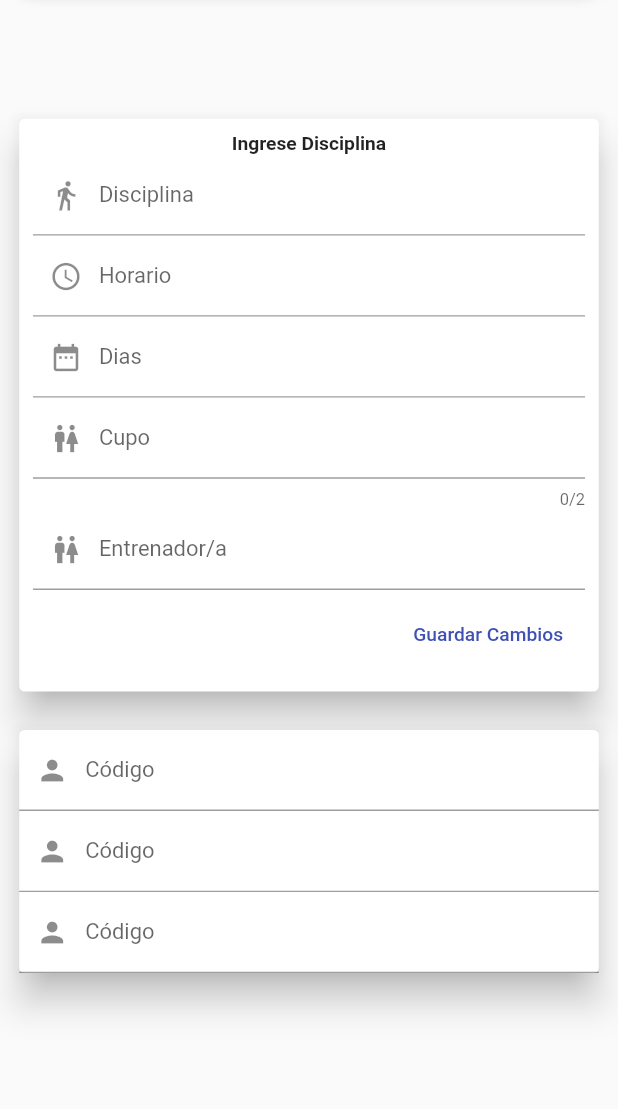
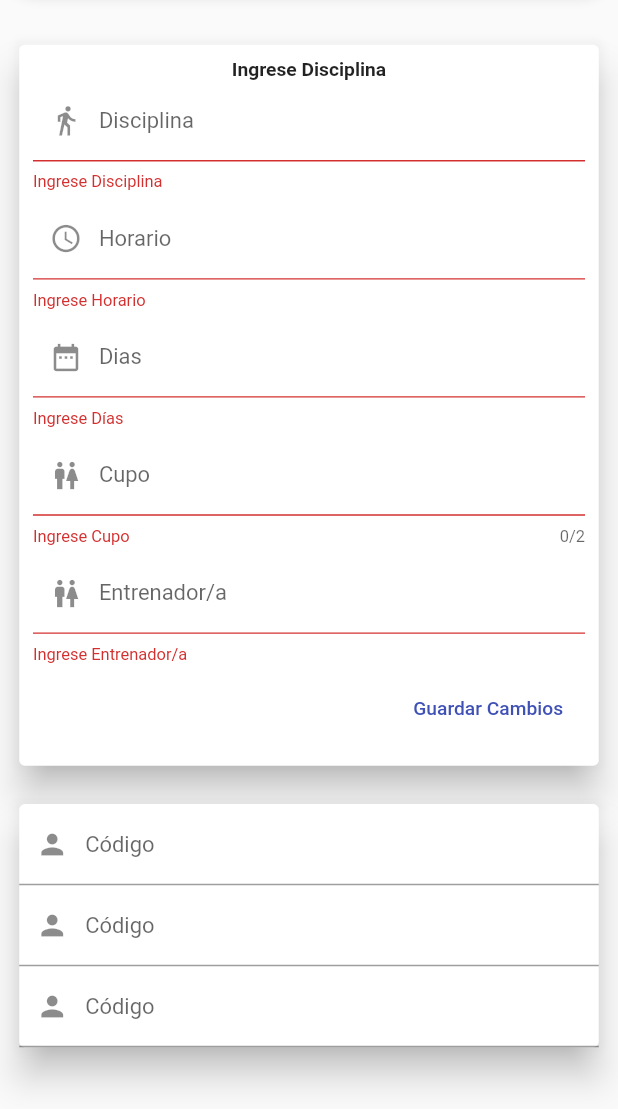
Before and after one commit to Roycho1885/tuTurnoApp, a Flutter app: the TurnosAdmin screen opened directly with empty values, after a tap on "Guardar Cambios", on a phone screen of 412 x 824 dp, the part 127-1236 px from its top. Run offline on Flutter 3.47's test engine with Material 2 defaults, Android fonts, the phone set to English and light mode, and no system bars; our stand-ins replace cloud_firestore, firebase_auth, firebase_core, firebase_storage, flutter_slidable, flutter_svg and 3 more; missing offline and left inert: splash_screen_view; accounts and stored records are empty.

Commit message:
Comenzando boton guardar cambios en turnosAdmin

```diff
--- a/lib/Modelo/Turno.dart
+++ b/lib/Modelo/Turno.dart
@@ -1,19 +1,21 @@
 class Turno {
-  String _id;
+  String _disciplina;
   String _horacomienzo;
-  String _disciplina;
   String _cupo;
   String _cupoalmacenado;
   String _dias;
-  int _foto;
+  String _entrenador;
 
-  Turno(this._id, this._horacomienzo, this._disciplina, this._cupo,
-      this._cupoalmacenado, this._dias, this._foto);
+  Turno(this._disciplina, this._horacomienzo, this._cupo, this._cupoalmacenado,
+      this._dias, this._entrenador);
 
-
-  set id(String id) {
-    this._id = id;
-  }
+  Map<String, dynamic> toJson() => {
+        'disciplina': _disciplina,
+        'horacomienzo': _horacomienzo,
+        'cupo': _cupo,
+        'cupoalmacenado': _cupoalmacenado,
+        'dias': _dias,
+      };
 
   set horacomienzo(String horacomienzo) {
     this._horacomienzo = horacomienzo;
@@ -35,17 +37,16 @@ class Turno {
     this._dias = dias;
   }
 
-  set foto(int foto) {
-    this._foto = foto;
+  set entrenador(String entrenador) {
+    this._entrenador = entrenador;
   }
 
-  String get id => this._id;
   String get horacomienzo => this._horacomienzo;
   String get disciplina => this._disciplina;
   String get cupo => this._cupo;
   String get cupoalmacenado => this._cupoalmacenado;
   String get dias => this._dias;
-  int get foto => this._foto;
+  String get entrenador => this._entrenador;
 
   String toString() =>
       "Hora " +
--- a/lib/Paginas/turnosAdmin.dart
+++ b/lib/Paginas/turnosAdmin.dart
@@ -1,7 +1,9 @@
 import 'dart:math';
+import 'package:cloud_firestore/cloud_firestore.dart';
 import 'package:flutter/material.dart';
 import 'package:flutter/services.dart';
 import 'package:tuturnoapp/Modelo/Gimnasios.dart';
+import 'package:tuturnoapp/Modelo/Turno.dart';
 import 'package:tuturnoapp/Modelo/datosDiasCheck.dart';
 import 'package:tuturnoapp/Modelo/notifier.dart';
 import 'package:tuturnoapp/Widgets/appBar.dart';
@@ -19,11 +21,14 @@ class TurnosAdmin extends StatefulWidget {
 }
 
 class _TurnosAdminState extends State<TurnosAdmin> {
+  final GlobalKey<FormState> _formkey = GlobalKey<FormState>();
   TextEditingController _controlDias = TextEditingController();
   TextEditingController _controlHora = TextEditingController();
+  TextEditingController _controlDisciplina = TextEditingController();
+  TextEditingController _controlEntre = TextEditingController();
+  TextEditingController _controlCupo = TextEditingController();
   //TIME PICKER PARA TOMAR LA HORA DEL TURNO
   TimeOfDay horaselec = TimeOfDay.now();
-  String _hora = '';
   List<String> datosOrdenados = [];
 
   Future<TimeOfDay?> _horaseleccion(BuildContext context) async {
@@ -48,6 +53,10 @@ class _TurnosAdminState extends State<TurnosAdmin> {
   void dispose() {
     // Clean up the controller when the widget is disposed.
     _controlDias.dispose();
+    _controlHora.dispose();
+    _controlCupo.dispose();
+    _controlDisciplina.dispose();
+    _controlEntre.dispose();
     super.dispose();
   }
 
@@ -66,38 +75,6 @@ class _TurnosAdminState extends State<TurnosAdmin> {
     );
   }
 
-  /* Widget crearWidgetCheckBox(CheckboxState check) {
-    return CheckboxListTile(
-      controlAffinity: ListTileControlAffinity.leading,
-      activeColor: Colors.amber,
-      value: check.value,
-      title: Text(check.titulo, style: TextStyle(fontWeight: FontWeight.bold)),
-      onChanged: (value) {
-        setState(() {
-          check.value = value!;
-        });
-      },
-    );
-  }
-
-  Future<void> mostrarDialogo(BuildContext context) async {
-    return await showDialog(
-        context: context,
-        builder: (context) {
-          return StatefulBuilder(builder: (context, setState) {
-            return AlertDialog(
-              content: SingleChildScrollView(
-                child: ListBody(
-                  children: [
-                    ...diasSemana.map(crearWidgetCheckBox).toList(),
-                  ],
-                ),
-              ),
-            );
-          });
-        });
-  } */
-
   Widget crearWidgetPrincipal() {
     return SingleChildScrollView(
       child: Column(
@@ -111,18 +88,33 @@ class _TurnosAdminState extends State<TurnosAdmin> {
                   Padding(
                     padding: const EdgeInsets.all(10),
                     child: Form(
+                      key: _formkey,
                       child: Column(
                         mainAxisAlignment: MainAxisAlignment.center,
                         children: [
                           Text('Ingrese Disciplina',
                               style: TextStyle(fontWeight: FontWeight.bold)),
                           TextFormField(
+                            validator: (value) {
+                              if (value!.isEmpty) {
+                                return 'Ingrese Disciplina';
+                              }
+                              return null;
+                            },
+                            controller: _controlDisciplina,
                             decoration: InputDecoration(
                               labelText: 'Disciplina',
                               prefixIcon: Icon(Icons.directions_walk),
                             ),
                           ),
+                          SizedBox(height: 5),
                           TextFormField(
+                            validator: (value) {
+                              if (value!.isEmpty) {
+                                return 'Ingrese Horario';
+                              }
+                              return null;
+                            },
                             controller: _controlHora,
                             readOnly: true,
                             onTap: () {
@@ -135,7 +127,14 @@ class _TurnosAdminState extends State<TurnosAdmin> {
                               prefixIcon: Icon(Icons.access_time),
                             ),
                           ),
+                          SizedBox(height: 5),
                           TextFormField(
+                            validator: (value) {
+                              if (value!.isEmpty) {
+                                return 'Ingrese Días';
+                              }
+                              return null;
+                            },
                             controller: _controlDias,
                             readOnly: true,
                             onTap: () => {_mostrarDialogo(context)},
@@ -144,7 +143,15 @@ class _TurnosAdminState extends State<TurnosAdmin> {
                               prefixIcon: Icon(Icons.date_range),
                             ),
                           ),
+                          SizedBox(height: 5),
                           TextFormField(
+                            validator: (value) {
+                              if (value!.isEmpty) {
+                                return 'Ingrese Cupo';
+                              }
+                              return null;
+                            },
+                            controller: _controlCupo,
                             maxLength: 2,
                             keyboardType: TextInputType.number,
                             inputFormatters: [
@@ -156,7 +163,15 @@ class _TurnosAdminState extends State<TurnosAdmin> {
                               prefixIcon: Icon(Icons.wc),
                             ),
                           ),
+                          SizedBox(height: 5),
                           TextFormField(
+                            validator: (value) {
+                              if (value!.isEmpty) {
+                                return 'Ingrese Entrenador/a';
+                              }
+                              return null;
+                            },
+                            controller: _controlEntre,
                             decoration: InputDecoration(
                               labelText: 'Entrenador/a',
                               prefixIcon: Icon(Icons.wc),
@@ -166,7 +181,18 @@ class _TurnosAdminState extends State<TurnosAdmin> {
                             alignment: MainAxisAlignment.end,
                             children: [
                               TextButton(
-                                onPressed: () {},
+                                onPressed: () {
+                                  if (!_formkey.currentState!.validate()) {
+                                    return;
+                                  }
+                                  registrarTurno(
+                                      _controlDisciplina.text,
+                                      _controlHora.text,
+                                      _controlDias.text,
+                                      _controlCupo.text,
+                                      _controlCupo.text,
+                                      _controlEntre.text);
+                                },
                                 child: Text('Guardar Cambios'),
                               ),
                             ],
@@ -310,4 +336,34 @@ class _TurnosAdminState extends State<TurnosAdmin> {
         datosOrdenados.toString().replaceAll('[', '').replaceAll(']', '');
     Navigator.of(context).pop();
   }
+
+  Future<void> registrarTurno(
+      disciplina, horario, dias, cupo, cupoalmacenado, entrenador) async {
+    final turnoNuevo = Turno(
+        disciplina = disciplina,
+        horario = horario,
+        dias = dias,
+        cupo = cupo,
+        cupoalmacenado = cupo,
+        entrenador = entrenador);
+
+    CollectionReference turnoNuevoReferencia =
+        FirebaseFirestore.instance.collection('clientesList');
+
+    try {
+      return FirebaseFirestore.instance.runTransaction((transaction) =>
+          turnoNuevoReferencia
+              .doc('Gimnasios')
+              .collection('Gimnasios')
+              .doc(widget.pasoDatosGim!.nombre)
+              .collection('Turnos')
+              .doc('TurnosAdmin')
+              .set(turnoNuevo.toJson())
+              .then((value) => ScaffoldMessenger.of(context).showSnackBar(
+                  SnackBar(content: Text('Turno almacenado con éxito')))));
+    } on FirebaseException catch (e) {
+      ScaffoldMessenger.of(context).showSnackBar(
+          SnackBar(content: Text('Ocurrieron errores ' + e.toString())));
+    }
+  }
 }
```
Also changed, not shown: lib/Paginas/codigoAcceso.dart (+17 -22 lines).
